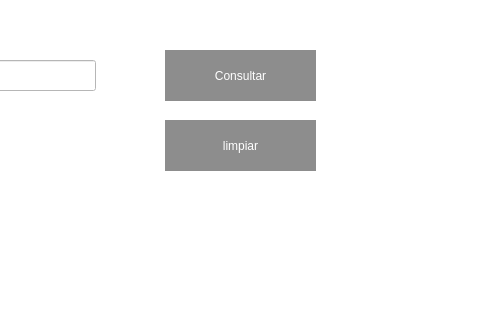
Old version of the form inter_consultar_vuelo.ui in the repository andresparra85/proyecto-aeropuerto; both pictures show x 305 to 800 and y 0 to 320 of the 800 by 600 pixel window.
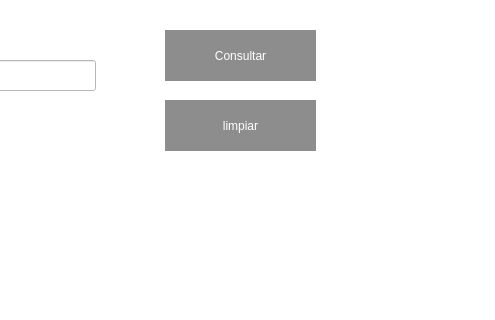
New version of the form.

Patch:
```diff
--- a/inter_consultar_vuelo.ui
+++ b/inter_consultar_vuelo.ui
@@ -21,7 +21,7 @@
     <property name="geometry">
      <rect>
       <x>470</x>
-      <y>120</y>
+      <y>100</y>
       <width>151</width>
       <height>51</height>
      </rect>
@@ -56,7 +56,7 @@
     <property name="geometry">
      <rect>
       <x>470</x>
-      <y>50</y>
+      <y>30</y>
       <width>151</width>
       <height>51</height>
      </rect>
```
